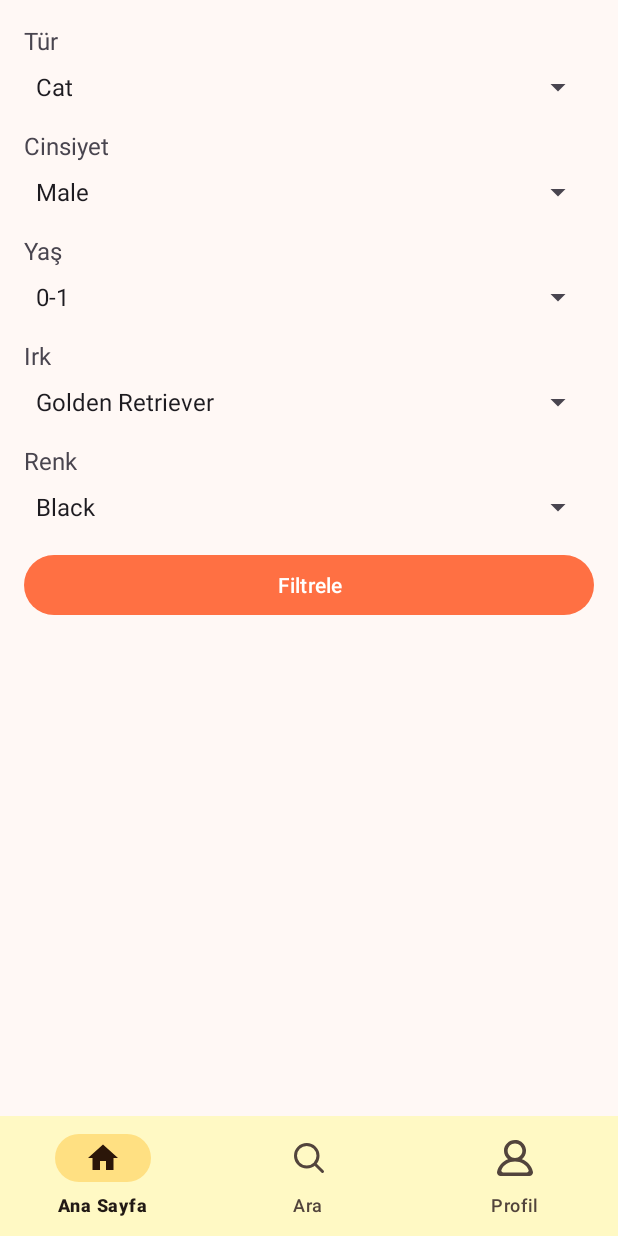
After one commit to izmirsoftware/PetsMatch, an Android app: the FilterFragment screen opened through its navigation route, on a phone screen of 412 x 824 dp. The commit adds this screen. Run offline under Robolectric (Android 15) with nearby library versions, the phone set to English and light mode, and no system bars; our stand-ins replace Dagger/Hilt's generated code, Firebase (no records; nobody signed in at launch, a user with empty details on screens opened directly), navigation-ui.

Commit message:
Filtreleme ekranı basitçe oluşturuldu genel olarak bir arama yapısı ve şuan için çalışmayan bir filtreleme alanı oluşturuldu

```diff
--- a/app/src/main/java/com/izmirsoftware/petsmatch/model/Pet.kt
+++ b/app/src/main/java/com/izmirsoftware/petsmatch/model/Pet.kt
@@ -1,5 +1,6 @@
 package com.izmirsoftware.petsmatch.model
 
+import com.izmirsoftware.petsmatch.util.PetType
 import java.io.Serializable
 
 data class Pet(
@@ -18,7 +19,8 @@ data class Pet(
     var vaccinations: Boolean? = null, // Hayvanın aşıları tam mı?
     var allergies: String? = null, // Hayvanın alerjileri
     var ownerId: String? = null, // Hayvanın sahibinin kimliği
-    var description: String? = null // Hayvan sahibinin yazdığı açıklama
+    var description: String? = null, // Hayvan sahibinin yazdığı açıklama
+    var type: PetType? = null // Hayvanın türü
     //TODO: ilanı veren kişi kaç yavru istiyor kısmı eklenebilir
     //TODO: evcil hayvanların doğum tarihlerini al
     //TODO: doğum tarihinden yaşı hesapla
--- a/app/src/main/java/com/izmirsoftware/petsmatch/repo/FirebaseRepoInterFace.kt
+++ b/app/src/main/java/com/izmirsoftware/petsmatch/repo/FirebaseRepoInterFace.kt
@@ -9,6 +9,7 @@ import com.google.firebase.storage.UploadTask
 import com.izmirsoftware.petsmatch.model.Pet
 import com.izmirsoftware.petsmatch.model.PetPost
 import com.izmirsoftware.petsmatch.model.UserModel
+import com.izmirsoftware.petsmatch.util.PetType
 
 interface FirebaseRepoInterFace {
     // Auth
@@ -38,6 +39,15 @@ interface FirebaseRepoInterFace {
     fun getAllPostsFromFirestore(): Task<QuerySnapshot>
     fun getAllPostsFromFirestore(limit: Long): Task<QuerySnapshot>
     fun getPostByIdFromFirestore(postId: String): Task<DocumentSnapshot>
+    fun getPetPostsByPetType(type: PetType,limit : Long): Task<QuerySnapshot>
+    fun getFilteredPosts(
+        genus: String?,
+        gender: String?,
+        age: String?,
+        breed: String?,
+        color: String?,
+        limit: Long
+    ): Task<QuerySnapshot>
 
     //Firebase Storage
     fun uploadUserProfilePhoto(
--- a/app/src/main/java/com/izmirsoftware/petsmatch/view/MainActivity.kt
+++ b/app/src/main/java/com/izmirsoftware/petsmatch/view/MainActivity.kt
@@ -35,6 +35,7 @@ class MainActivity : AppCompatActivity() {
             binding.mainBottomNavigation.setOnItemReselectedListener {
                 when (it.itemId) {
                     R.id.navigation_home -> navControl.navigate(R.id.action_global_navigation_home)
+                    R.id.navigation_search -> navControl.navigate(R.id.action_global_navigation_search)
                     R.id.navigation_profile -> navControl.navigate(R.id.action_global_navigation_profile)
                 }
             }
--- a/app/src/main/java/com/izmirsoftware/petsmatch/view/home/HomeFragment.kt
+++ b/app/src/main/java/com/izmirsoftware/petsmatch/view/home/HomeFragment.kt
@@ -28,7 +28,10 @@ class HomeFragment : Fragment() {
 
     private var firebaseUser = FirebaseAuth.getInstance().currentUser
 
-    private val adapter: AdapterPostCard by lazy {
+    private val catAdapter: AdapterPostCard by lazy {
+        AdapterPostCard()
+    }
+    private val dogAdapter: AdapterPostCard by lazy {
         AdapterPostCard()
     }
 
@@ -49,8 +52,8 @@ class HomeFragment : Fragment() {
         _binding = FragmentHomeBinding.inflate(inflater, container, false)
         val root: View = binding.root
 
-        binding.rvPopularDogs.adapter = adapter
-        binding.rvPopularCats.adapter = adapter
+        binding.rvPopularDogs.adapter = dogAdapter
+        binding.rvPopularCats.adapter = catAdapter
 
         setOnClickItems()
 
@@ -81,9 +84,14 @@ class HomeFragment : Fragment() {
                     }
                 }
             }
-            petPostList.observe(owner) {petPosts->
+            catPostList.observe(owner) {petPosts->
                 if (petPosts != null) {
-                    adapter.petPostList = petPosts
+                    catAdapter.petPostList = petPosts
+                }
+            }
+            dogPostList.observe(owner) {petPosts->
+                if (petPosts != null) {
+                    dogAdapter.petPostList = petPosts
                 }
             }
 
--- /dev/null
+++ b/app/src/main/java/com/izmirsoftware/petsmatch/view/search/FilterFragment.kt
@@ -0,0 +1,58 @@
+package com.izmirsoftware.petsmatch.view.search
+
+import androidx.fragment.app.viewModels
+import android.os.Bundle
+import androidx.fragment.app.Fragment
+import android.view.LayoutInflater
+import android.view.View
+import android.view.ViewGroup
+import android.widget.Button
+import android.widget.Spinner
+import androidx.lifecycle.Observer
+import com.izmirsoftware.petsmatch.R
+import com.izmirsoftware.petsmatch.viewmodel.search.FilterViewModel
+import dagger.hilt.android.AndroidEntryPoint
+
+@AndroidEntryPoint
+class FilterFragment : Fragment() {
+
+    companion object {
+        fun newInstance() = FilterFragment()
+    }
+
+    private val viewModel: FilterViewModel by viewModels()
+
+    override fun onCreate(savedInstanceState: Bundle?) {
+        super.onCreate(savedInstanceState)
+
+        // TODO: Use the ViewModel
+    }
+
+    override fun onCreateView(
+        inflater: LayoutInflater, container: ViewGroup?,
+        savedInstanceState: Bundle?
+    ): View {
+        return inflater.inflate(R.layout.fragment_filter, container, false)
+    }
+
+    override fun onViewCreated(view: View, savedInstanceState: Bundle?) {
+        super.onViewCreated(view, savedInstanceState)
+
+        val spinnerGenus = view.findViewById<Spinner>(R.id.spinnerGenus)
+        val spinnerGender = view.findViewById<Spinner>(R.id.spinnerGender)
+        val spinnerAge = view.findViewById<Spinner>(R.id.spinnerAge)
+        val spinnerBreed = view.findViewById<Spinner>(R.id.spinnerBreed)
+        val spinnerColor = view.findViewById<Spinner>(R.id.spinnerColor)
+        val btnFilter = view.findViewById<Button>(R.id.btnFilter)
+
+        btnFilter.setOnClickListener {
+            val selectedGenus = spinnerGenus.selectedItem.toString().takeIf { it.isNotEmpty() }
+            val selectedGender = spinnerGender.selectedItem.toString().takeIf { it.isNotEmpty() }
+            val selectedAge = spinnerAge.selectedItem.toString().takeIf { it.isNotEmpty() }
+            val selectedBreed = spinnerBreed.selectedItem.toString().takeIf { it.isNotEmpty() }
+            val selectedColor = spinnerColor.selectedItem.toString().takeIf { it.isNotEmpty() }
+
+            viewModel.filterPets(selectedGenus, selectedGender, selectedAge, selectedBreed, selectedColor, 50L)
+        }
+    }
+}
--- a/app/src/main/java/com/izmirsoftware/petsmatch/viewmodel/home/HomeViewModel.kt
+++ b/app/src/main/java/com/izmirsoftware/petsmatch/viewmodel/home/HomeViewModel.kt
@@ -12,6 +12,7 @@ import com.izmirsoftware.petsmatch.model.Pet
 import com.izmirsoftware.petsmatch.model.PetCardModel
 import com.izmirsoftware.petsmatch.model.PetPost
 import com.izmirsoftware.petsmatch.repo.FirebaseRepoInterFace
+import com.izmirsoftware.petsmatch.util.PetType
 import com.izmirsoftware.petsmatch.util.Resource
 import com.izmirsoftware.petsmatch.util.toPetModel
 import com.izmirsoftware.petsmatch.util.toPetPost
@@ -34,18 +35,24 @@ constructor(
     val firebaseMessage: LiveData<Resource<Boolean>>
         get() = _firebaseMessage
 
-    private var _petPostList = MutableLiveData<List<PetPost>>()
-    val petPostList: LiveData<List<PetPost>>
-        get() = _petPostList
+    private var _catPostList = MutableLiveData<List<PetPost>>()
+    val catPostList: LiveData<List<PetPost>>
+        get() = _catPostList
+
+    private var _dogPostList = MutableLiveData<List<PetPost>>()
+    val dogPostList: LiveData<List<PetPost>>
+        get() = _dogPostList
 
 
     init {
+        _firebaseMessage.value = Resource.loading(null)
         getAllUSer()
-        getAllPostsFromFirestore()
+        getDogsFromFirestore()
+        getCatsFromFirestore()
     }
 
-    private fun getAllPostsFromFirestore() = viewModelScope.launch {
-        firebaseRepo.getAllPostsFromFirestore(10)
+    private fun getDogsFromFirestore() = viewModelScope.launch {
+        firebaseRepo.getPetPostsByPetType(PetType.DOG,10)
             .addOnSuccessListener {
                 val postList = mutableListOf<PetPost>()
                 for (document in it.documents) {
@@ -54,7 +61,26 @@ constructor(
                         postList.add(post)
                     }
                 }
-                _petPostList.value = postList
+                _dogPostList.value = postList
+                _firebaseMessage.value = Resource.success(null)
+            }.addOnFailureListener {
+                liveDataResult.mutable.value = Resource.loading(false)
+                it.message?.let { message ->
+                    liveDataResult.mutable.value = Resource.error(message)
+                }
+            }
+    }
+    private fun getCatsFromFirestore() = viewModelScope.launch {
+        firebaseRepo.getPetPostsByPetType(PetType.CAT, 10)
+            .addOnSuccessListener {
+                val postList = mutableListOf<PetPost>()
+                for (document in it.documents) {
+                    // Belgeden her bir videoyu çek
+                    document.toPetPost()?.let { post ->
+                        postList.add(post)
+                    }
+                }
+                _catPostList.value = postList
                 _firebaseMessage.value = Resource.success(null)
             }.addOnFailureListener {
                 liveDataResult.mutable.value = Resource.loading(false)
@@ -65,7 +91,6 @@ constructor(
     }
     fun signInAnonymously() = viewModelScope.launch {
         liveDataResult.mutable.value = Resource.loading(true)
-
         auth.signInAnonymously()
             .addOnSuccessListener {
                 liveDataResult.mutable.value = Resource.loading(false)
@@ -118,6 +143,4 @@ constructor(
     fun logout() {
         auth.signOut()
     }
-
-
 }
--- /dev/null
+++ b/app/src/main/res/layout/fragment_filter.xml
@@ -0,0 +1,95 @@
+<?xml version="1.0" encoding="utf-8"?>
+<ScrollView xmlns:android="http://schemas.android.com/apk/res/android"
+    android:layout_width="match_parent"
+    android:layout_height="match_parent"
+    android:padding="16dp">
+
+    <LinearLayout
+        android:layout_width="match_parent"
+        android:layout_height="wrap_content"
+        android:orientation="vertical">
+
+        <!-- Tür (Genus) -->
+        <TextView
+            android:layout_width="wrap_content"
+            android:layout_height="wrap_content"
+            android:text="Tür"
+            android:textSize="16sp"
+            android:layout_marginBottom="8dp"/>
+
+        <Spinner
+            android:id="@+id/spinnerGenus"
+            android:layout_width="match_parent"
+            android:layout_height="wrap_content"
+            android:entries="@array/genus_array"
+            android:layout_marginBottom="16dp"/>
+
+        <!-- Cinsiyet (Gender) -->
+        <TextView
+            android:layout_width="wrap_content"
+            android:layout_height="wrap_content"
+            android:text="Cinsiyet"
+            android:textSize="16sp"
+            android:layout_marginBottom="8dp"/>
+
+        <Spinner
+            android:id="@+id/spinnerGender"
+            android:layout_width="match_parent"
+            android:layout_height="wrap_content"
+            android:entries="@array/gender_array"
+            android:layout_marginBottom="16dp"/>
+
+        <!-- Yaş (Age) -->
+        <TextView
+            android:layout_width="wrap_content"
+            android:layout_height="wrap_content"
+            android:text="Yaş"
+            android:textSize="16sp"
+            android:layout_marginBottom="8dp"/>
+
+        <Spinner
+            android:id="@+id/spinnerAge"
+            android:layout_width="match_parent"
+            android:layout_height="wrap_content"
+            android:entries="@array/age_array"
+            android:layout_marginBottom="16dp"/>
+
+        <!-- Irk (Breed) -->
+        <TextView
+            android:layout_width="wrap_content"
+            android:layout_height="wrap_content"
+            android:text="Irk"
+            android:textSize="16sp"
+            android:layout_marginBottom="8dp"/>
+
+        <Spinner
+            android:id="@+id/spinnerBreed"
+            android:layout_width="match_parent"
+            android:layout_height="wrap_content"
+            android:entries="@array/breed_array"
+            android:layout_marginBottom="16dp"/>
+
+        <!-- Renk (Color) -->
+        <TextView
+            android:layout_width="wrap_content"
+            android:layout_height="wrap_content"
+            android:text="Renk"
+            android:textSize="16sp"
+            android:layout_marginBottom="8dp"/>
+
+        <Spinner
+            android:id="@+id/spinnerColor"
+            android:layout_width="match_parent"
+            android:layout_height="wrap_content"
+            android:entries="@array/color_array"
+            android:layout_marginBottom="16dp"/>
+
+        <!-- Filtrele Butonu -->
+        <Button
+            android:id="@+id/btnFilter"
+            android:layout_width="match_parent"
+            android:layout_height="wrap_content"
+            android:text="Filtrele"/>
+
+    </LinearLayout>
+</ScrollView>
--- a/app/src/main/res/layout/fragment_home.xml
+++ b/app/src/main/res/layout/fragment_home.xml
@@ -106,7 +106,7 @@
                 app:layout_constraintEnd_toEndOf="parent"
                 app:layout_constraintStart_toStartOf="parent"
                 app:layout_constraintTop_toTopOf="parent"
-                app:spanCount="2" />
+              />
 
             <TextView
                 android:layout_marginTop="10dp"
@@ -131,7 +131,7 @@
                 app:layout_constraintEnd_toEndOf="parent"
                 app:layout_constraintStart_toStartOf="parent"
                 app:layout_constraintTop_toTopOf="parent"
-                app:spanCount="2" />
+                />
 
 
 
--- a/app/src/main/res/layout/row_pet.xml
+++ b/app/src/main/res/layout/row_pet.xml
@@ -27,7 +27,6 @@
                 <ImageView
                     android:scaleType="centerCrop"
                     downloadImage="@{post.image}"
-                    tools:src="@drawable/entry_image"
                     android:id="@+id/ivPet"
                     android:layout_width="250dp"
                     android:layout_height="250dp"
--- a/app/src/main/res/menu/bottom_nav_menu.xml
+++ b/app/src/main/res/menu/bottom_nav_menu.xml
@@ -7,7 +7,7 @@
         android:title="Ana Sayfa" />
 
     <item
-        android:id="@+id/nqvigation_search"
+        android:id="@+id/navigation_search"
         android:icon="@drawable/search"
         android:title="Ara" />
 
--- a/app/src/main/res/navigation/main_navigation.xml
+++ b/app/src/main/res/navigation/main_navigation.xml
@@ -44,6 +44,15 @@
         app:popEnterAnim="@anim/nav_default_pop_enter_anim"
         app:popExitAnim="@anim/nav_default_pop_exit_anim"
         app:popUpTo="@id/navigation_profile"
+        app:popUpToInclusive="true" />
+    <action
+        android:id="@+id/action_global_navigation_search"
+        app:destination="@id/navigation_search"
+        app:enterAnim="@anim/nav_default_enter_anim"
+        app:exitAnim="@anim/nav_default_exit_anim"
+        app:popEnterAnim="@anim/nav_default_pop_enter_anim"
+        app:popExitAnim="@anim/nav_default_pop_exit_anim"
+        app:popUpTo="@id/navigation_search"
         app:popUpToInclusive="true" />
     <fragment
         android:id="@+id/entryForCreateFragment"
@@ -141,5 +150,13 @@
         android:id="@+id/navigation_search"
         android:name="com.izmirsoftware.petsmatch.view.search.SearchFragment"
         android:label="fragment_search"
-        tools:layout="@layout/fragment_search" />
+        tools:layout="@layout/fragment_search" >
+        <action
+            android:id="@+id/action_navigation_search_to_filterFragment"
+            app:destination="@id/filterFragment" />
+    </fragment>
+    <fragment
+        android:id="@+id/filterFragment"
+        android:name="com.izmirsoftware.petsmatch.view.search.FilterFragment"
+        tools:layout="@layout/fragment_filter"/>
 </navigation>
--- a/app/src/main/res/values/arrays.xml
+++ b/app/src/main/res/values/arrays.xml
@@ -32,4 +32,36 @@
         <item>Kangal köpeği</item>
         <item>Sibirya kurdu</item>
     </string-array>
+
+
+        <string-array name="genus_array">
+            <item>Cat</item>
+            <item>Dog</item>
+        </string-array>
+
+        <string-array name="gender_array">
+            <item>Male</item>
+            <item>Female</item>
+        </string-array>
+
+        <string-array name="age_array">
+            <item>0-1</item>
+            <item>1-3</item>
+            <item>3-5</item>
+            <item>5+</item>
+        </string-array>
+
+        <string-array name="breed_array">
+            <item>Golden Retriever</item>
+            <item>Siamese Cat</item>
+            <!-- Other breeds -->
+        </string-array>
+
+        <string-array name="color_array">
+            <item>Black</item>
+            <item>White</item>
+            <item>Brown</item>
+            <!-- Other colors -->
+        </string-array>
+
 </resources>
```
Also changed, not shown: app/src/main/java/com/izmirsoftware/petsmatch/repo/FirebaseRepoImpl.kt (+39 -0 lines), app/src/main/java/com/izmirsoftware/petsmatch/view/search/SearchFragment.kt (+103 -0 lines), app/src/main/java/com/izmirsoftware/petsmatch/viewmodel/search/FilterViewModel.kt (added, +35 -0 lines), app/src/main/java/com/izmirsoftware/petsmatch/viewmodel/search/SearchViewModel.kt (+61 -2 lines), app/src/main/res/layout/fragment_search.xml (+8 -2 lines), 1 other file.
